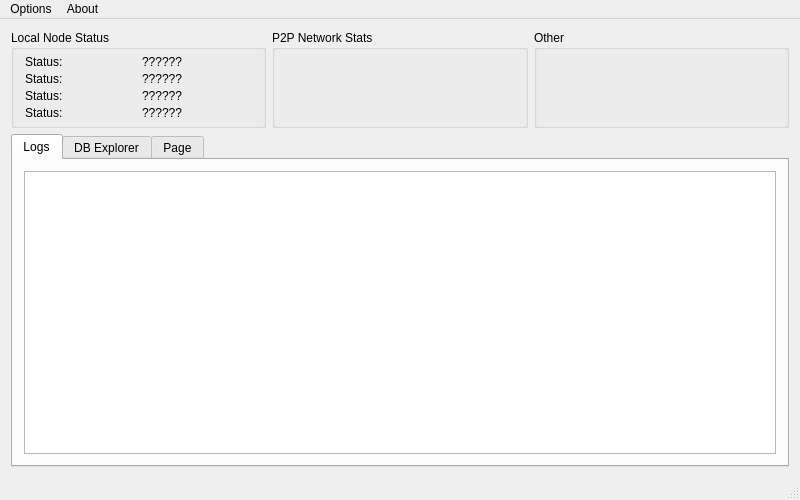
This is ui/mainwindow.ui in DarkZeros/dbc-client as Qt 5 draws it before an edit. The edited form follows.
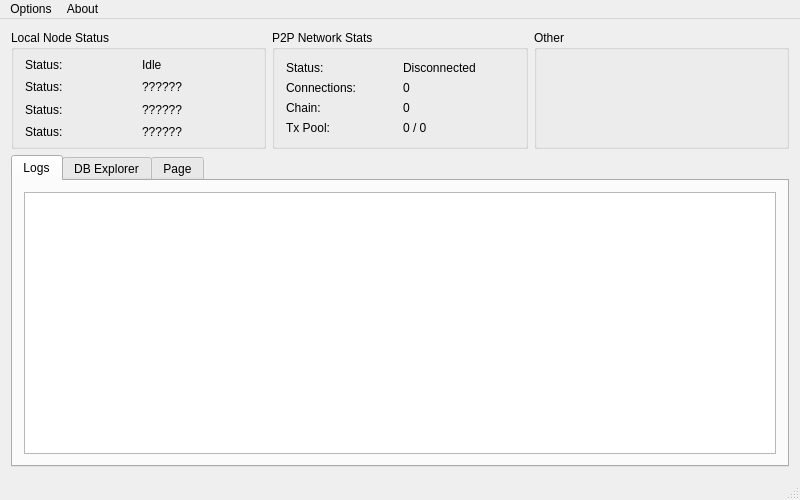
This is the edited form.

Commit message: [P2P] Read data functionality

What changed in the file:
```diff
--- a/ui/mainwindow.ui
+++ b/ui/mainwindow.ui
@@ -71,7 +71,7 @@
            <item>
             <widget class="QLabel" name="status_label_2">
              <property name="text">
-              <string>??????</string>
+              <string>Idle</string>
              </property>
             </widget>
            </item>
@@ -142,6 +142,80 @@
         <property name="flat">
          <bool>true</bool>
         </property>
+        <layout class="QVBoxLayout" name="verticalLayout_4">
+         <item>
+          <layout class="QHBoxLayout" name="status_layout_8">
+           <item>
+            <widget class="QLabel" name="status_p2p_1">
+             <property name="text">
+              <string>Status:</string>
+             </property>
+            </widget>
+           </item>
+           <item>
+            <widget class="QLabel" name="status_p2p">
+             <property name="text">
+              <string>Disconnected</string>
+             </property>
+            </widget>
+           </item>
+          </layout>
+         </item>
+         <item>
+          <layout class="QHBoxLayout" name="status_layout_7">
+           <item>
+            <widget class="QLabel" name="status_p2p_2">
+             <property name="text">
+              <string>Connections:</string>
+             </property>
+            </widget>
+           </item>
+           <item>
+            <widget class="QLabel" name="status_p2p_connections">
+             <property name="text">
+              <string>0</string>
+             </property>
+            </widget>
+           </item>
+          </layout>
+         </item>
+         <item>
+          <layout class="QHBoxLayout" name="status_layout_6">
+           <item>
+            <widget class="QLabel" name="status_p2p_3">
+             <property name="text">
+              <string>Chain:</string>
+             </property>
+            </widget>
+           </item>
+           <item>
+            <widget class="QLabel" name="status_p2p_chain">
+             <property name="text">
+              <string>0</string>
+             </property>
+            </widget>
+           </item>
+          </layout>
+         </item>
+         <item>
+          <layout class="QHBoxLayout" name="status_layout_5">
+           <item>
+            <widget class="QLabel" name="status_p2p_4">
+             <property name="text">
+              <string>Tx Pool:</string>
+             </property>
+            </widget>
+           </item>
+           <item>
+            <widget class="QLabel" name="status_p2p_tx">
+             <property name="text">
+              <string>0 / 0</string>
+             </property>
+            </widget>
+           </item>
+          </layout>
+         </item>
+        </layout>
        </widget>
       </item>
       <item>
```
Left out of the diff: 6 changed lines with no effect on the pictures. The commit also changes 1 other file.
